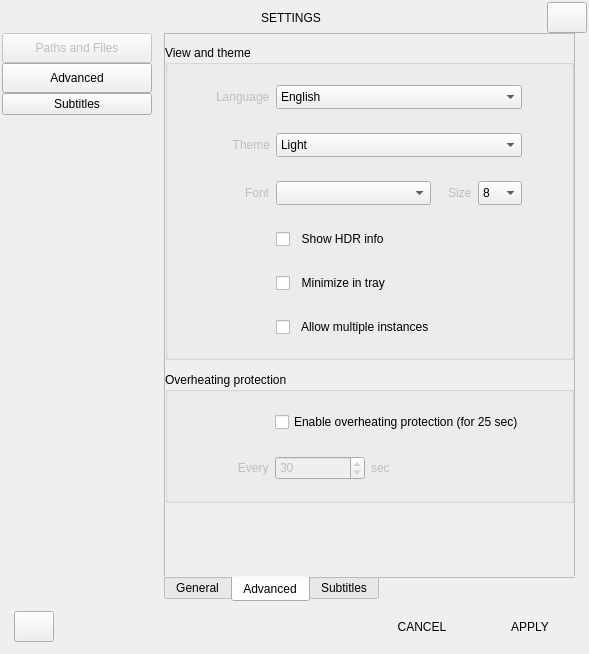
The window that app/settings.ui (CineEncoder/cine-encoder) describes before a commit, drawn with Qt 5.
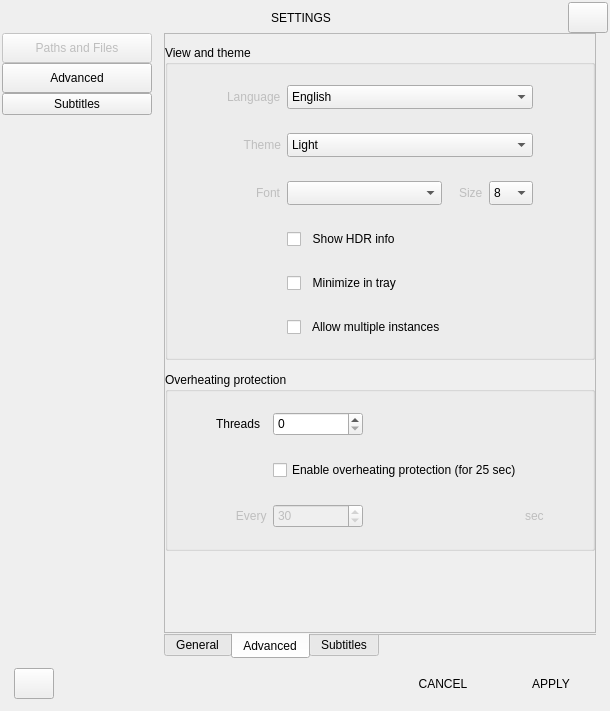
The same window after the commit. The open tabs and pages were chosen to show the change. Icons and pictures are not drawn.

Commit message:
Add thread support
Allows for the user to try to specify the maximum number of threads to use. 0 corresponds to ffmpeg 'auto'. Encoders might do their own thing, but this is a way to try and limit heat/noise when running.

```diff
--- a/app/settings.ui
+++ b/app/settings.ui
@@ -6,8 +6,8 @@
    <rect>
     <x>0</x>
     <y>0</y>
-    <width>589</width>
-    <height>654</height>
+    <width>610</width>
+    <height>711</height>
    </rect>
   </property>
   <property name="windowTitle">
@@ -1334,7 +1334,106 @@
                         <property name="rightMargin">
                          <number>0</number>
                         </property>
-                        <item row="2" column="2">
+                        <item row="5" column="4">
+                         <spacer name="horizontalSpacer_4">
+                          <property name="orientation">
+                           <enum>Qt::Horizontal</enum>
+                          </property>
+                          <property name="sizeHint" stdset="0">
+                           <size>
+                            <width>40</width>
+                            <height>20</height>
+                           </size>
+                          </property>
+                         </spacer>
+                        </item>
+                        <item row="3" column="2">
+                         <widget class="QCheckBox" name="checkBox_protection">
+                          <property name="sizePolicy">
+                           <sizepolicy hsizetype="Minimum" vsizetype="Fixed">
+                            <horstretch>0</horstretch>
+                            <verstretch>0</verstretch>
+                           </sizepolicy>
+                          </property>
+                          <property name="minimumSize">
+                           <size>
+                            <width>246</width>
+                            <height>0</height>
+                           </size>
+                          </property>
+                          <property name="maximumSize">
+                           <size>
+                            <width>246</width>
+                            <height>16777215</height>
+                           </size>
+                          </property>
+                          <property name="styleSheet">
+                           <string notr="true"/>
+                          </property>
+                          <property name="text">
+                           <string>Enable overheating protection (for 25 sec)</string>
+                          </property>
+                         </widget>
+                        </item>
+                        <item row="4" column="2">
+                         <spacer name="verticalSpacer_14">
+                          <property name="orientation">
+                           <enum>Qt::Vertical</enum>
+                          </property>
+                          <property name="sizeType">
+                           <enum>QSizePolicy::Fixed</enum>
+                          </property>
+                          <property name="sizeHint" stdset="0">
+                           <size>
+                            <width>20</width>
+                            <height>18</height>
+                           </size>
+                          </property>
+                         </spacer>
+                        </item>
+                        <item row="1" column="1">
+                         <widget class="QLabel" name="label_threads">
+                          <property name="text">
+                           <string>Threads</string>
+                          </property>
+                         </widget>
+                        </item>
+                        <item row="5" column="1" alignment="Qt::AlignRight">
+                         <widget class="QLabel" name="label_protectionTimer">
+                          <property name="enabled">
+                           <bool>false</bool>
+                          </property>
+                          <property name="sizePolicy">
+                           <sizepolicy hsizetype="Preferred" vsizetype="Preferred">
+                            <horstretch>0</horstretch>
+                            <verstretch>0</verstretch>
+                           </sizepolicy>
+                          </property>
+                          <property name="text">
+                           <string>      Every</string>
+                          </property>
+                         </widget>
+                        </item>
+                        <item row="1" column="2">
+                         <widget class="QSpinBox" name="spinBox_threads">
+                          <property name="enabled">
+                           <bool>true</bool>
+                          </property>
+                          <property name="minimumSize">
+                           <size>
+                            <width>30</width>
+                            <height>24</height>
+                           </size>
+                          </property>
+                          <property name="maximumSize">
+                           <size>
+                            <width>90</width>
+                            <height>30</height>
+                           </size>
+                          </property>
+                         </widget>
+                        </item>
+                        <item row="5" column="2">
                          <widget class="QSpinBox" name="spinBox_protectionTimer">
                           <property name="enabled">
                            <bool>false</bool>
@@ -1380,77 +1479,7 @@
                           </property>
                          </widget>
                         </item>
-                        <item row="1" column="2">
-                         <spacer name="verticalSpacer_14">
-                          <property name="orientation">
-                           <enum>Qt::Vertical</enum>
-                          </property>
-                          <property name="sizeType">
-                           <enum>QSizePolicy::Fixed</enum>
-                          </property>
-                          <property name="sizeHint" stdset="0">
-                           <size>
-                            <width>20</width>
-                            <height>18</height>
-                           </size>
-                          </property>
-                         </spacer>
-                        </item>
-                        <item row="2" column="1" alignment="Qt::AlignRight">
-                         <widget class="QLabel" name="label_7">
-                          <property name="enabled">
-                           <bool>false</bool>
-                          </property>
-                          <property name="sizePolicy">
-                           <sizepolicy hsizetype="Preferred" vsizetype="Preferred">
-                            <horstretch>0</horstretch>
-                            <verstretch>0</verstretch>
-                           </sizepolicy>
-                          </property>
-                          <property name="text">
-                           <string>      Every</string>
-                          </property>
-                         </widget>
-                        </item>
-                        <item row="2" column="3" alignment="Qt::AlignLeft">
-                         <widget class="QLabel" name="label_6">
-                          <property name="enabled">
-                           <bool>false</bool>
-                          </property>
-                          <property name="text">
-                           <string>sec</string>
-                          </property>
-                         </widget>
-                        </item>
-                        <item row="0" column="2" colspan="2">
-                         <widget class="QCheckBox" name="checkBox_protection">
-                          <property name="sizePolicy">
-                           <sizepolicy hsizetype="Minimum" vsizetype="Fixed">
-                            <horstretch>0</horstretch>
-                            <verstretch>0</verstretch>
-                           </sizepolicy>
-                          </property>
-                          <property name="minimumSize">
-                           <size>
-                            <width>246</width>
-                            <height>0</height>
-                           </size>
-                          </property>
-                          <property name="maximumSize">
-                           <size>
-                            <width>246</width>
-                            <height>16777215</height>
-                           </size>
-                          </property>
-                          <property name="styleSheet">
-                           <string notr="true"/>
-                          </property>
-                          <property name="text">
-                           <string>Enable overheating protection (for 25 sec)</string>
-                          </property>
-                         </widget>
-                        </item>
-                        <item row="2" column="0">
+                        <item row="5" column="0">
                          <spacer name="horizontalSpacer_6">
                           <property name="orientation">
                            <enum>Qt::Horizontal</enum>
@@ -1466,15 +1495,25 @@
                           </property>
                          </spacer>
                         </item>
-                        <item row="2" column="4">
-                         <spacer name="horizontalSpacer_4">
+                        <item row="5" column="3" alignment="Qt::AlignLeft">
+                         <widget class="QLabel" name="label_protectionTimer2">
+                          <property name="enabled">
+                           <bool>false</bool>
+                          </property>
+                          <property name="text">
+                           <string>sec</string>
+                          </property>
+                         </widget>
+                        </item>
+                        <item row="2" column="2">
+                         <spacer name="verticalSpacer_20">
                           <property name="orientation">
-                           <enum>Qt::Horizontal</enum>
+                           <enum>Qt::Vertical</enum>
                           </property>
                           <property name="sizeHint" stdset="0">
                            <size>
-                            <width>40</width>
-                            <height>20</height>
+                            <width>20</width>
+                            <height>18</height>
                            </size>
                           </property>
                          </spacer>
```
The commit also changes 6 other files.
